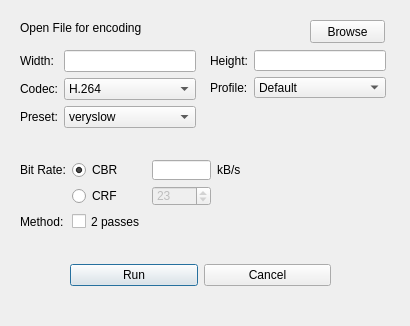
First picture: the form in encode.ui, repository honzabilek4/VideoCodecs, before the edit.
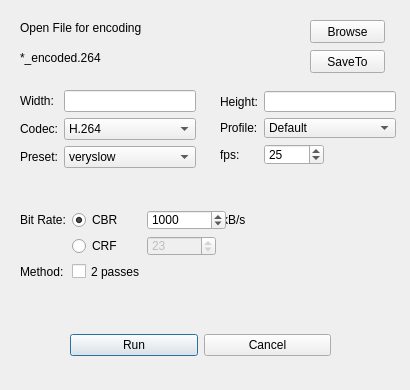
Second picture: the form after the edit.

Patch:
```diff
--- a/encode.ui
+++ b/encode.ui
@@ -7,7 +7,7 @@
     <x>0</x>
     <y>0</y>
     <width>410</width>
-    <height>326</height>
+    <height>390</height>
    </rect>
   </property>
   <property name="windowTitle">
@@ -17,7 +17,7 @@
    <property name="geometry">
     <rect>
      <x>70</x>
-     <y>240</y>
+     <y>310</y>
      <width>261</width>
      <height>71</height>
     </rect>
@@ -69,7 +69,7 @@
    <property name="geometry">
     <rect>
      <x>20</x>
-     <y>50</y>
+     <y>90</y>
      <width>176</width>
      <height>93</height>
     </rect>
@@ -174,50 +174,12 @@
     </item>
    </layout>
   </widget>
-  <widget class="QWidget" name="layoutWidget">
-   <property name="geometry">
-    <rect>
-     <x>210</x>
-     <y>50</y>
-     <width>176</width>
-     <height>48</height>
-    </rect>
-   </property>
-   <layout class="QFormLayout" name="formLayout_2">
-    <item row="0" column="0">
-     <widget class="QLabel" name="label_2">
-      <property name="text">
-       <string>Height:</string>
-      </property>
-     </widget>
-    </item>
-    <item row="0" column="1">
-     <widget class="QLineEdit" name="heightEdit"/>
-    </item>
-    <item row="1" column="0">
-     <widget class="QLabel" name="label_7">
-      <property name="text">
-       <string>Profile:</string>
-      </property>
-     </widget>
-    </item>
-    <item row="1" column="1">
-     <widget class="QComboBox" name="comboBox_3">
-      <item>
-       <property name="text">
-        <string>Default</string>
-       </property>
-      </item>
-     </widget>
-    </item>
-   </layout>
-  </widget>
   <widget class="QWidget" name="layoutWidget">
    <property name="geometry">
     <rect>
      <x>20</x>
-     <y>160</y>
-     <width>221</width>
+     <y>210</y>
+     <width>226</width>
      <height>71</height>
     </rect>
    </property>
@@ -242,9 +204,6 @@
       </property>
      </widget>
     </item>
-    <item row="0" column="2">
-     <widget class="QLineEdit" name="lineEdit_3"/>
-    </item>
     <item row="0" column="0">
      <widget class="QLabel" name="label_5">
       <property name="text">
@@ -286,6 +245,124 @@
       </property>
      </widget>
     </item>
+    <item row="0" column="2">
+     <widget class="QSpinBox" name="cbrEdit">
+      <property name="sizePolicy">
+       <sizepolicy hsizetype="Minimum" vsizetype="Fixed">
+        <horstretch>0</horstretch>
+        <verstretch>0</verstretch>
+       </sizepolicy>
+      </property>
+      <property name="minimumSize">
+       <size>
+        <width>79</width>
+        <height>0</height>
+       </size>
+      </property>
+      <property name="minimum">
+       <number>10</number>
+      </property>
+      <property name="maximum">
+       <number>999999</number>
+      </property>
+      <property name="value">
+       <number>1000</number>
+      </property>
+     </widget>
+    </item>
+   </layout>
+  </widget>
+  <widget class="QPushButton" name="saveButton">
+   <property name="geometry">
+    <rect>
+     <x>310</x>
+     <y>50</y>
+     <width>75</width>
+     <height>23</height>
+    </rect>
+   </property>
+   <property name="text">
+    <string>SaveTo</string>
+   </property>
+  </widget>
+  <widget class="QLabel" name="saveFileLabel">
+   <property name="geometry">
+    <rect>
+     <x>20</x>
+     <y>50</y>
+     <width>221</width>
+     <height>16</height>
+    </rect>
+   </property>
+   <property name="text">
+    <string>*_encoded.264</string>
+   </property>
+  </widget>
+  <widget class="QWidget" name="layoutWidget">
+   <property name="geometry">
+    <rect>
+     <x>220</x>
+     <y>91</y>
+     <width>176</width>
+     <height>74</height>
+    </rect>
+   </property>
+   <layout class="QFormLayout" name="formLayout_2">
+    <item row="0" column="0">
+     <widget class="QLabel" name="label_2">
+      <property name="text">
+       <string>Height:</string>
+      </property>
+     </widget>
+    </item>
+    <item row="0" column="1">
+     <widget class="QLineEdit" name="heightEdit"/>
+    </item>
+    <item row="1" column="0">
+     <widget class="QLabel" name="label_7">
+      <property name="text">
+       <string>Profile:</string>
+      </property>
+     </widget>
+    </item>
+    <item row="1" column="1">
+     <widget class="QComboBox" name="comboBox_3">
+      <item>
+       <property name="text">
+        <string>Default</string>
+       </property>
+      </item>
+     </widget>
+    </item>
+    <item row="2" column="0">
+     <widget class="QLabel" name="label_9">
+      <property name="text">
+       <string>fps:</string>
+      </property>
+     </widget>
+    </item>
+    <item row="2" column="1">
+     <widget class="QSpinBox" name="fpsBox">
+      <property name="sizePolicy">
+       <sizepolicy hsizetype="Fixed" vsizetype="Fixed">
+        <horstretch>0</horstretch>
+        <verstretch>0</verstretch>
+       </sizepolicy>
+      </property>
+      <property name="minimumSize">
+       <size>
+        <width>60</width>
+        <height>0</height>
+       </size>
+      </property>
+      <property name="maximum">
+       <number>500</number>
+      </property>
+      <property name="value">
+       <number>25</number>
+      </property>
+     </widget>
+    </item>
    </layout>
   </widget>
   <zorder>layoutWidget</zorder>
```
Left out of the diff: 29 changed lines with no effect on the pictures.
